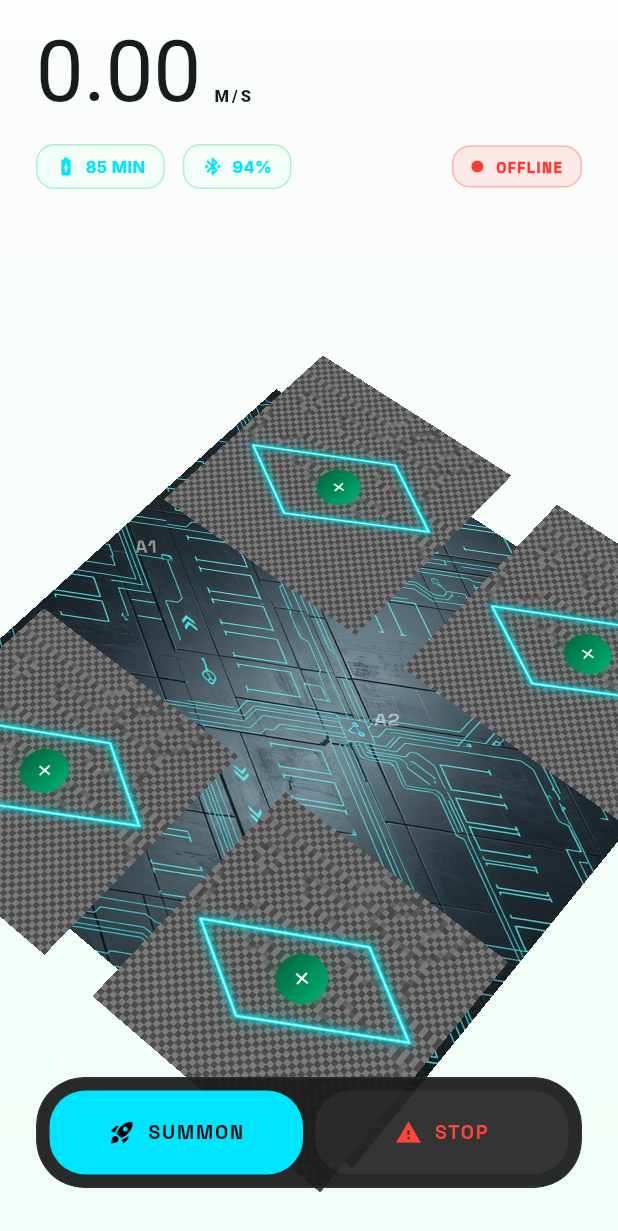
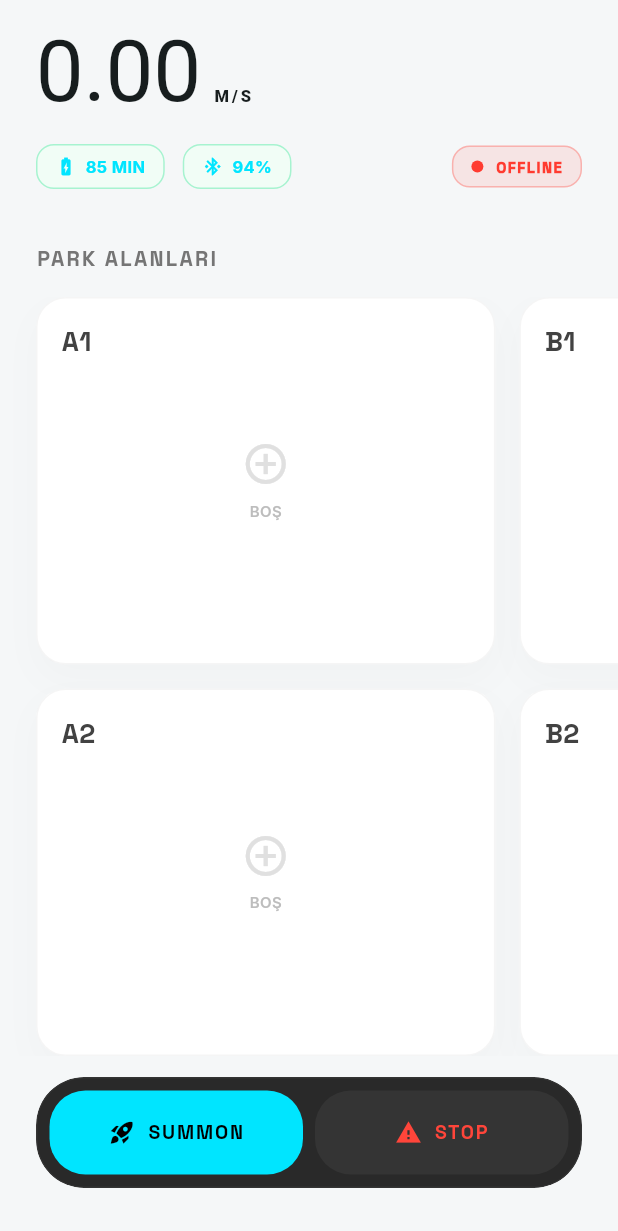
Before and after one commit to YavuzSelimFit/ParkinApp, a Flutter app: the screen it shows after launch, on a phone screen of 412 x 824 dp. Shown: the top 1231 px of the screen. Run offline on Flutter 3.47's test engine with Material 3 defaults, Android fonts, the phone set to English and light mode, and no system bars; our stand-ins replace flutter_riverpod, google_fonts, permission_handler; missing offline and left inert: flutter_reactive_ble, mobile_scanner.

Commit message:
feat: pivot to minimalist Apple/Tesla style UI with horizontal grid

```diff
--- a/lib/presentation/dashboard_screen.dart
+++ b/lib/presentation/dashboard_screen.dart
@@ -15,42 +15,15 @@ class DashboardScreen extends ConsumerStatefulWidget {
   ConsumerState<DashboardScreen> createState() => _DashboardScreenState();
 }
 
-class _DashboardScreenState extends ConsumerState<DashboardScreen> with SingleTickerProviderStateMixin {
-  late AnimationController _floatController;
-
-  @override
-  void initState() {
-    super.initState();
-    _floatController = AnimationController(
-      vsync: this,
-      duration: const Duration(seconds: 2),
-    )..repeat(reverse: true);
-  }
-
-  @override
-  void dispose() {
-    _floatController.dispose();
-    super.dispose();
-  }
-
+class _DashboardScreenState extends ConsumerState<DashboardScreen> {
   @override
   Widget build(BuildContext context) {
     final slots = ref.watch(parkingSlotsProvider);
 
     return Scaffold(
+      backgroundColor: const Color(0xFFF5F7F8), // Clean, modern light grey
       body: Stack(
         children: [
-          // Background Gradient
-          Container(
-            decoration: const BoxDecoration(
-              gradient: LinearGradient(
-                begin: Alignment.topCenter,
-                end: Alignment.bottomCenter,
-                colors: [Color(0xFFFCFDFD), Color(0xFFF1FDF6)],
-              ),
-            ),
-          ),
-
           SafeArea(
             child: Column(
               children: [
@@ -60,10 +33,13 @@ class _DashboardScreenState extends ConsumerState<DashboardScreen> with SingleTi
                   signal: 94,
                 ),
 
-                // Professional Asset-Based Isometric Scene
+                // Minimalist Horizontal Grid
                 Expanded(
                   child: buildProfessionalParkingLayout(slots),
                 ),
+
+                // Bottom Spacing for Glass Footer
+                const SizedBox(height: 100),
               ],
             ),
           ),
@@ -117,39 +93,39 @@ class _DashboardScreenState extends ConsumerState<DashboardScreen> with SingleTi
   }
 
   Widget buildProfessionalParkingLayout(List<ParkingSlot> slots) {
-    // Magic Matrix4 for isometric perspective
-    Matrix4 isometricMatrix = Matrix4.identity()
-      ..setEntry(3, 2, 0.001) // Perspective depth
-      ..rotateX(-0.5) // Tilt back
-      ..rotateZ(0.7); // Rotate scene
-
-    return Center(
-      child: Transform(
-        transform: isometricMatrix,
-        alignment: FractionalOffset.center,
-        child: Stack(
-          alignment: Alignment.center,
+    return Padding(
+      padding: const EdgeInsets.symmetric(vertical: 20.0),
+      child: Column(
+        crossAxisAlignment: CrossAxisAlignment.start,
         children: [
-            // LAYER 1: BASE TEXTURE
-            Image.asset(
-              'assets/images/base_texture.png',
-              width: 800,
-              fit: BoxFit.cover,
+          Padding(
+            padding: const EdgeInsets.symmetric(horizontal: 24.0),
+            child: Text(
+              'PARK ALANLARI',
+              style: GoogleFonts.spaceGrotesk(
+                fontSize: 14,
+                fontWeight: FontWeight.bold,
+                color: Colors.grey.shade600,
+                letterSpacing: 1.5,
               ),
-
-            // LAYER 2: PARK SLOTS (2x5 Grid)
-            SizedBox(
-              width: 500,
-              height: 800,
-              child: GridView.count(
-                padding: const EdgeInsets.symmetric(vertical: 40),
-                crossAxisCount: 2,
-                mainAxisSpacing: 30,
-                crossAxisSpacing: 30,
-                childAspectRatio: 0.7,
-                physics: const NeverScrollableScrollPhysics(),
-                children: List.generate(slots.length, (index) {
-                  return ParkingSlotBuilder(
+            ),
+          ),
+          const SizedBox(height: 16),
+          // Sağa sola kaydırılabilir alan burada başlıyor
+          Expanded(
+            child: GridView.builder(
+              padding: const EdgeInsets.symmetric(horizontal: 24.0),
+              scrollDirection: Axis.horizontal, // YATAY KAYDIRMA AÇIK
+              gridDelegate: const SliverGridDelegateWithFixedCrossAxisCount(
+                crossAxisCount: 2, // 2 Satır
+                mainAxisSpacing: 16, // Yataydaki boşluklar
+                crossAxisSpacing: 16, // Dikeydeki boşluklar
+                childAspectRatio: 0.8, // Slot oranı
+              ),
+              itemCount: slots.length,
+              itemBuilder: (context, index) {
+                return CleanParkingSlotCard(
+                  slotData: slots[index],
                   index: index,
                   onTap: () {
                     if (slots[index].isOccupied) {
@@ -159,11 +135,10 @@ class _DashboardScreenState extends ConsumerState<DashboardScreen> with SingleTi
                     }
                   },
                 );
-                }),
+              },
             ),
           ),
         ],
-        ),
       ),
     );
   }
@@ -173,7 +148,6 @@ class _DashboardScreenState extends ConsumerState<DashboardScreen> with SingleTi
       MaterialPageRoute(
         builder: (context) => QRScannerOverlay(
           onResult: (qrValue) {
-            // SADECE QR OKUTULDUĞUNDA ÇAĞRILACAK (Hologramı başlatır)
             ref.read(parkingSlotsProvider.notifier).assignQrToSlot(index, qrValue);
             Navigator.pop(context);
           },
@@ -213,164 +187,120 @@ class _DashboardScreenState extends ConsumerState<DashboardScreen> with SingleTi
   }
 }
 
-class ParkingSlotBuilder extends ConsumerWidget {
+class CleanParkingSlotCard extends StatelessWidget {
+  final ParkingSlot slotData;
   final int index;
   final VoidCallback onTap;
 
-  const ParkingSlotBuilder({
+  const CleanParkingSlotCard({
     super.key,
+    required this.slotData,
     required this.index,
     required this.onTap,
   });
 
   @override
-  Widget build(BuildContext context, WidgetRef ref) {
-    // 1. Durumları Oku
-    final slotData = ref.watch(parkingSlotsProvider)[index];
-    final isOccupied = slotData.isOccupied; // Araç orada mı?
-    final hasQrAssigned = slotData.hasQrAssigned; // QR Atandı mı?
+  Widget build(BuildContext context) {
+    final isOccupied = slotData.isOccupied;
+    final hasQrAssigned = slotData.hasQrAssigned;
+
+    // Duruma göre renk ve sınır (border) ayarları
+    Color bgColor = Colors.white;
+    Color borderColor = Colors.grey.withValues(alpha: 0.1);
+    double borderWidth = 1.0;
+    Widget content = const SizedBox();
+
+    if (isOccupied) {
+      borderColor = AppColors.primary;
+      borderWidth = 2.0;
+      bgColor = AppColors.primary.withValues(alpha: 0.05);
+      content = Column(
+        mainAxisAlignment: MainAxisAlignment.center,
+        children: [
+          const Icon(Icons.directions_car, size: 48, color: AppColors.primary),
+          const SizedBox(height: 12),
+          Text(
+            'PARK EDİLDİ',
+            style: GoogleFonts.inter(
+              fontSize: 10,
+              fontWeight: FontWeight.bold,
+              color: AppColors.primary,
+            ),
+          ),
+        ],
+      );
+    } else if (hasQrAssigned) {
+      borderColor = const Color(0xFF34C759); // Apple Green
+      borderWidth = 2.0;
+      bgColor = const Color(0xFF34C759).withValues(alpha: 0.05);
+      content = Column(
+        mainAxisAlignment: MainAxisAlignment.center,
+        children: [
+          const Icon(Icons.qr_code_scanner, size: 36, color: Color(0xFF34C759)),
+          const SizedBox(height: 12),
+          Text(
+            'ARAÇ BEKLENİYOR',
+            textAlign: TextAlign.center,
+            style: GoogleFonts.inter(
+              fontSize: 10,
+              fontWeight: FontWeight.bold,
+              color: const Color(0xFF34C759),
+            ),
+          ),
+        ],
+      );
+    } else {
+      content = Column(
+        mainAxisAlignment: MainAxisAlignment.center,
+        children: [
+          Icon(Icons.add_circle_outline, size: 32, color: Colors.grey.shade300),
+          const SizedBox(height: 8),
+          Text(
+            'BOŞ',
+            style: GoogleFonts.inter(
+              fontSize: 10,
+              fontWeight: FontWeight.w600,
+              color: Colors.grey.shade400,
+            ),
+          ),
+        ],
+      );
+    }
 
     return GestureDetector(
       onTap: onTap,
-      child: Container(
-        color: Colors.transparent, // Ensure hit test works
+      child: AnimatedContainer(
+        duration: const Duration(milliseconds: 300),
+        decoration: BoxDecoration(
+          color: bgColor,
+          borderRadius: BorderRadius.circular(20),
+          border: Border.all(color: borderColor, width: borderWidth),
+          boxShadow: [
+            BoxShadow(
+              color: Colors.black.withValues(alpha: 0.02),
+              blurRadius: 20,
+              offset: const Offset(0, 10),
+            ),
+          ],
+        ),
         child: Stack(
-          alignment: Alignment.center,
-          clipBehavior: Clip.none,
           children: [
-            // LAYER 1: NEON SLOT LINES
-            Image.asset(
-              'assets/images/slot_line.png',
-              width: 180,
-            ),
-
-            // LAYER 2: STATUS INDICATORS (Hologram & Car)
-
-            // Hologram QR (Visible when QR is assigned and car is not there)
-            if (hasQrAssigned && !isOccupied)
             Positioned(
-                bottom: 20,
-                child: HoveringHologram(
-                  child: Opacity(
-                    opacity: 0.8,
-                    child: Image.asset(
-                      'assets/images/hologram_qr.png',
-                      width: 100,
+              top: 16,
+              left: 16,
+              child: Text(
+                slotData.label,
+                style: GoogleFonts.spaceGrotesk(
+                  fontSize: 18,
+                  fontWeight: FontWeight.bold,
+                  color: isOccupied ? AppColors.primary : Colors.grey.shade800,
                 ),
               ),
             ),
-              ),
-
-            // Cyberpunk Toy Car (Visible when occupied)
-            if (isOccupied)
-              Positioned(
-                top: -10,
-                child: Image.asset(
-                  'assets/images/toy_car.png',
-                  width: 140,
-                ),
-              )
-            else if (!hasQrAssigned)
-              // Floating "+" icon for empty slots (only if no QR assigned)
-              const HoveringHologram(
-                child: _AddIcon(),
-              ),
-
-            // LAYER 3: PERSPECTIVE LABEL
-            Positioned(
-              left: 10,
-              bottom: -10,
-              child: Transform(
-                transform: Matrix4.identity()
-                  ..rotateZ(-0.7)
-                  ..rotateX(1.1),
-                child: Text(
-                  slotData.label,
-                  style: GoogleFonts.spaceGrotesk(
-                    color: hasQrAssigned ? const Color(0xFF00E5FF) : Colors.white.withValues(alpha: 0.5),
-                    fontWeight: FontWeight.bold,
-                    fontSize: 14,
-                    shadows: hasQrAssigned
-                      ? [const BoxShadow(color: Color(0xFF00E5FF), blurRadius: 8)]
-                      : [],
-                  ),
-                ),
-              ),
-            ),
+            Center(child: content),
           ],
         ),
       ),
-    );
-  }
-}
-
-class _AddIcon extends StatelessWidget {
-  const _AddIcon();
-
-  @override
-  Widget build(BuildContext context) {
-    return Container(
-      padding: const EdgeInsets.all(8),
-      decoration: const BoxDecoration(
-        gradient: LinearGradient(
-          colors: [Color(0xFF006D43), Color(0xFF00A86B)],
-        ),
-        shape: BoxShape.circle,
-        boxShadow: [
-          BoxShadow(
-            color: Color(0x3300A86B),
-            blurRadius: 10,
-            spreadRadius: 2,
-          )
-        ],
-      ),
-      child: const Icon(Icons.add, color: Colors.white, size: 16),
-    );
-  }
-}
-
-class HoveringHologram extends StatefulWidget {
-  final Widget child;
-  const HoveringHologram({super.key, required this.child});
-
-  @override
-  State<HoveringHologram> createState() => _HoveringHologramState();
-}
-
-class _HoveringHologramState extends State<HoveringHologram> with SingleTickerProviderStateMixin {
-  late AnimationController _controller;
-  late Animation<double> _animation;
-
-  @override
-  void initState() {
-    super.initState();
-    _controller = AnimationController(
-      duration: const Duration(seconds: 2),
-      vsync: this,
-    )..repeat(reverse: true);
-
-    _animation = Tween<double>(begin: 0, end: -15).animate(
-      CurvedAnimation(parent: _controller, curve: Curves.easeInOutSine),
-    );
-  }
-
-  @override
-  void dispose() {
-    _controller.dispose();
-    super.dispose();
-  }
-
-  @override
-  Widget build(BuildContext context) {
-    return AnimatedBuilder(
-      animation: _animation,
-      builder: (context, child) {
-        return Transform.translate(
-          offset: Offset(0, _animation.value),
-          child: child,
-        );
-      },
-      child: widget.child,
     );
   }
 }
```
Also changed, not shown: analyze_minimalist.txt (added, +11 -0 lines). Lines whose indentation alone changed are shown as unchanged.
